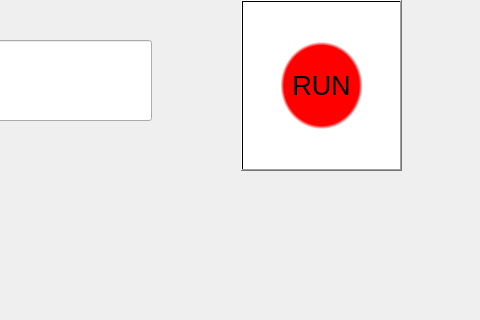
This is gui/loading_window.ui in dominik-air/timetable-scheduler as Qt 5 draws it before an edit; both pictures show x 609 to 1089 and y 0 to 320 of the 1089 by 713 pixel window. The edited form follows.
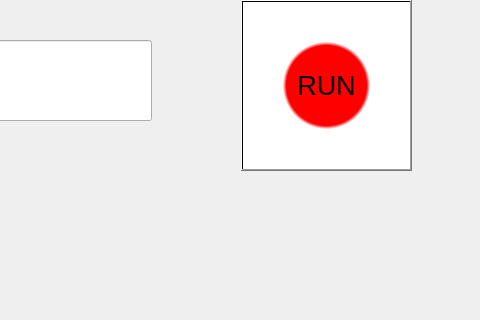
This is the edited form. Custom widgets are drawn as their Qt base class.

What changed in the file:
```diff
--- a/gui/loading_window.ui
+++ b/gui/loading_window.ui
@@ -102,7 +102,7 @@
      <rect>
       <x>850</x>
       <y>0</y>
-      <width>161</width>
+      <width>171</width>
       <height>171</height>
      </rect>
     </property>
```
